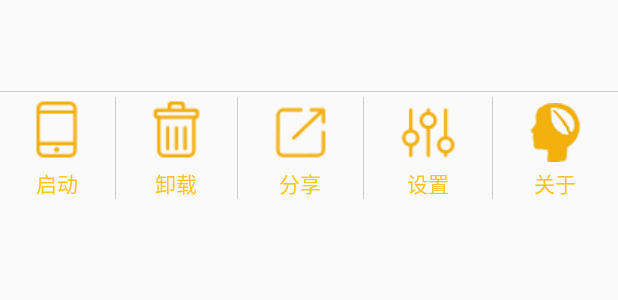
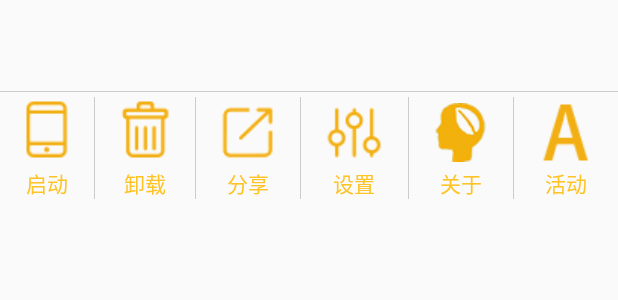
Before and after one commit to ZFJaLLE/MobileGuard, an Android app: the layout item_appmanager_list.xml on its own in the app's theme, with its tools: preview values and no code run, on a phone screen of 412 x 824 dp. Shown: the top 300 px of the screen. Run offline under Robolectric (Android 15) with nearby library versions, the phone set to English and light mode, and no system bars.

Commit message:
第6周自动化测试改进(钟丰璟)

```diff
--- a/app/src/main/java/cn/edu/gdmec/android/mobileguard/m4appmanager/entity/AppInfo.java
+++ b/app/src/main/java/cn/edu/gdmec/android/mobileguard/m4appmanager/entity/AppInfo.java
@@ -32,6 +32,7 @@ public class AppInfo {
     /** 权限申请信息 */
     public String appPermissions;
 
+
     /** 拿到App位置字符串 */
     public String getAppLocation(boolean isInRoom){
         if (isInRoom){
--- a/app/src/main/res/layout/item_appmanager_list.xml
+++ b/app/src/main/res/layout/item_appmanager_list.xml
@@ -116,6 +116,18 @@
             android:drawableTop="@drawable/abouticon_yellow_n"
             android:text="关于"/>
 
+        <View
+            android:layout_width="1px"
+            android:layout_height="match_parent"
+            android:background="@color/black30"/>
+
+        <TextView
+            android:layout_width="wrap_content"
+            android:layout_height="wrap_content"
+            android:id="@+id/tv_activity_app"
+            style="@style/tvyellow14sp"
+            android:drawableTop="@drawable/activityicon_yellow_n"
+            android:text="活动"/>
     </LinearLayout>
 
 
```
Also changed, not shown: app/src/main/java/cn/edu/gdmec/android/mobileguard/m4appmanager/adapter/AppManagerAdapter.java (+7 -0 lines), app/src/main/java/cn/edu/gdmec/android/mobileguard/m4appmanager/utils/EngineUtils.java (+25 -0 lines), app/src/main/res/drawable/activityicon_yellow_n.png (added).
